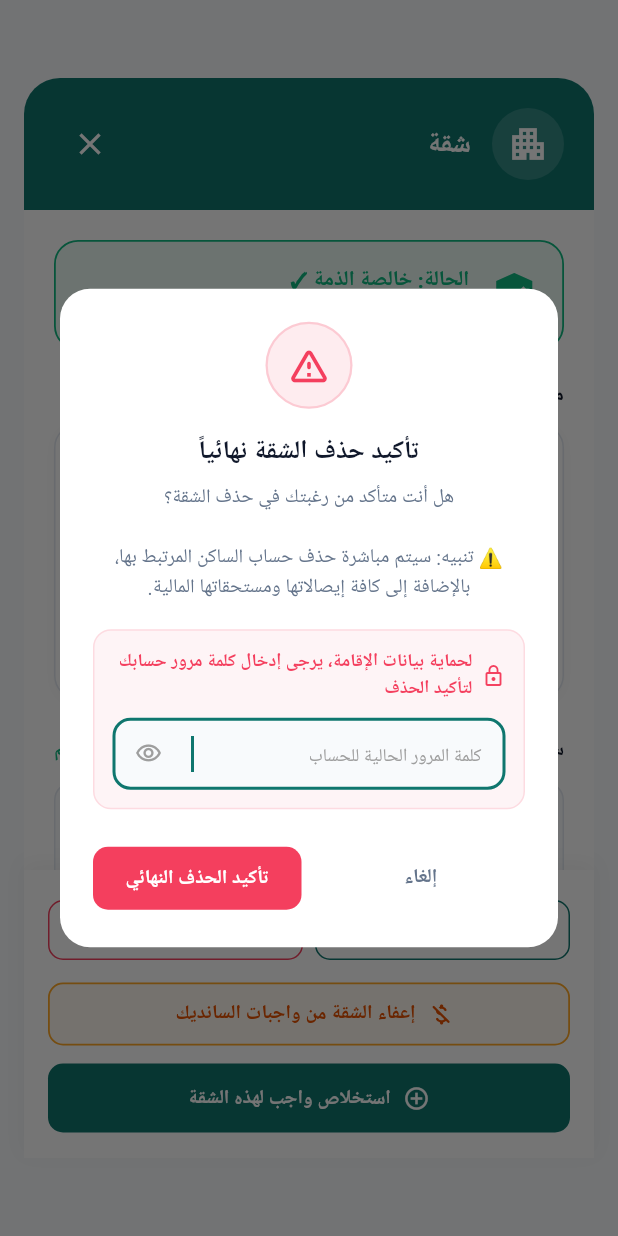
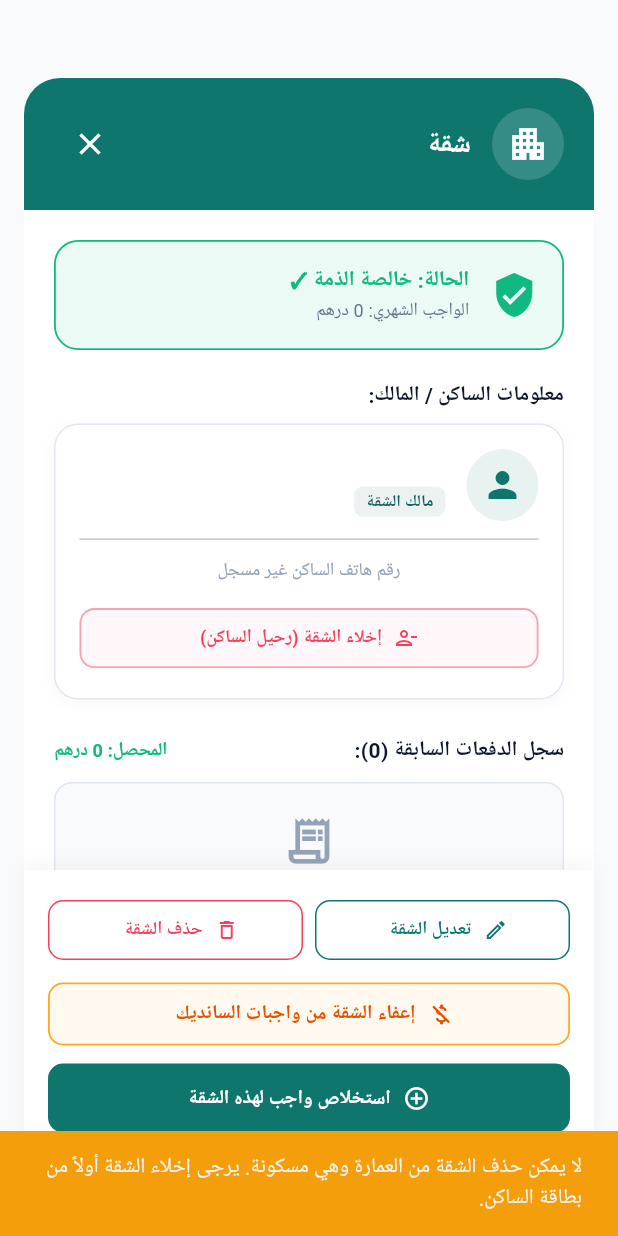
Before and after one commit to mostaphaelarfaoui/Smart-Syndic, a Flutter app: the ApartmentDetailsDialog widget shown alone on an empty page, opened directly with empty values, after a tap on "حذف الشقة", on a phone screen of 412 x 824 dp. Run offline on Flutter 3.47's test engine with Material 3 defaults, Android fonts, the phone set to English and light mode, and no system bars; our stand-ins replace fl_chart, google_fonts, image_picker, shared_preferences; missing offline and left inert: syncfusion_flutter_pdfviewer; accounts and stored records are empty; network calls fail; Roboto replaces fonts that are missing (Cairo).

Commit message:
fix(vacate): preserve apartment payment history and receipts when vacating residents

```diff
--- a/smart_syndic_mobile/lib/screens/syndic/dialogs/apartment_details_dialog.dart
+++ b/smart_syndic_mobile/lib/screens/syndic/dialogs/apartment_details_dialog.dart
@@ -133,14 +133,14 @@ class ApartmentDetailsDialog extends StatelessWidget {
     final residentName = resident?['name'] ?? 'الساكن';
     final confirm = await ConfirmActionDialog.show(
       context,
-      title: 'إخلاء الشقة وحذف حساب الساكن',
-      message: 'هل أنت متأكد من رغبتك في إخلاء ${apartment.definiteUnit} وحذف حساب $residentName؟\n\n'
-          '• سيتم حذف حساب الساكن نهائياً لتصبح الشقة شاغرة وقابلة لربط شخص آخر بها.\n'
-          '• سيتم تصفير وإرجاع الحسابات والمبالغ للصيغة الأولى (0 درهم متأخرات).',
-      confirmText: 'تأكيد الإخلاء والحذف',
+      title: 'إخلاء الشقة (رحيل الساكن)',
+      message: 'هل أنت متأكد من رغبتك في إخلاء ${apartment.definiteUnit} وفك ارتباط $residentName؟\n\n'
+          '• ستصبح الشقة شاغرة ومتاحة لتسجيل ساكن جديد عبر رمز الدعوة.\n'
+          '• سيتم الاحتفاظ بكافة سجلات وإيصالات الدفعات السابقة لضمان سلامة المحاسبة والمالية.',
+      confirmText: 'تأكيد إخلاء الشقة',
       type: ConfirmDialogType.danger,
       requiresPassword: true,
-      passwordHint: 'عملية حساسة: يرجى إدخال كلمة مرور حساب السانديك لتأكيد الحذف والإخلاء',
+      passwordHint: 'عملية حساسة: يرجى إدخال كلمة مرور حساب السانديك لتأكيد الإخلاء',
     );
 
     if (confirm == true && context.mounted) {
@@ -152,7 +152,7 @@ class ApartmentDetailsDialog extends StatelessWidget {
           SnackBar(
             content: Text(
               ok
-                  ? 'تم إخلاء الشقة وتصفير سجلاتها وحذف حساب الساكن بنجاح ✓'
+                  ? 'تم إخلاء الشقة بنجاح مع الاحتفاظ بكافة السجلات المالية ✓'
                   : (syndic.errorMessage ?? 'تعذر إخلاء الشقة'),
               style: GoogleFonts.cairo(),
             ),
@@ -454,7 +454,7 @@ class ApartmentDetailsDialog extends StatelessWidget {
                                 onPressed: () => _vacateApartment(context),
                                 icon: const Icon(Icons.person_remove_outlined, size: 16),
                                 label: Text(
-                                  'إخلاء الشقة وحذف حساب الساكن',
+                                  'إخلاء الشقة (رحيل الساكن)',
                                   style: GoogleFonts.cairo(fontWeight: FontWeight.bold, fontSize: 12),
                                 ),
                               ),
@@ -835,11 +835,20 @@ class ApartmentDetailsDialog extends StatelessWidget {
                             shape: RoundedRectangleBorder(borderRadius: BorderRadius.circular(10)),
                           ),
                           onPressed: () async {
+                            if (hasResident) {
+                              ScaffoldMessenger.of(context).showSnackBar(
+                                const SnackBar(
+                                  backgroundColor: AppColors.warning,
+                                  content: Text('لا يمكن حذف الشقة من العمارة وهي مسكونة. يرجى إخلاء الشقة أولاً من بطاقة الساكن.'),
+                                ),
+                              );
+                              return;
+                            }
                             final confirm = await ConfirmActionDialog.show(
                               context,
-                              title: 'تأكيد حذف الشقة نهائياً',
-                              message: 'هل أنت متأكد من رغبتك في حذف ${apartment.definiteUnit}؟\n\n'
-                                  '⚠️ تنبيه: سيتم مباشرة حذف حساب الساكن المرتبط بها، بالإضافة إلى كافة إيصالاتها ومستحقاتها المالية.',
+                              title: 'تأكيد حذف الشقة من العمارة',
+                              message: 'هل أنت متأكد من رغبتك في حذف ${apartment.definiteUnit} نهائياً؟\n\n'
+                                  '• سيتم مسح رقم هذه الشقة بالكامل من قائمة شقق الإقامة.',
                               confirmText: 'تأكيد الحذف النهائي',
                               type: ConfirmDialogType.danger,
                               requiresPassword: true,
```
Also changed, not shown: 4 other files.
